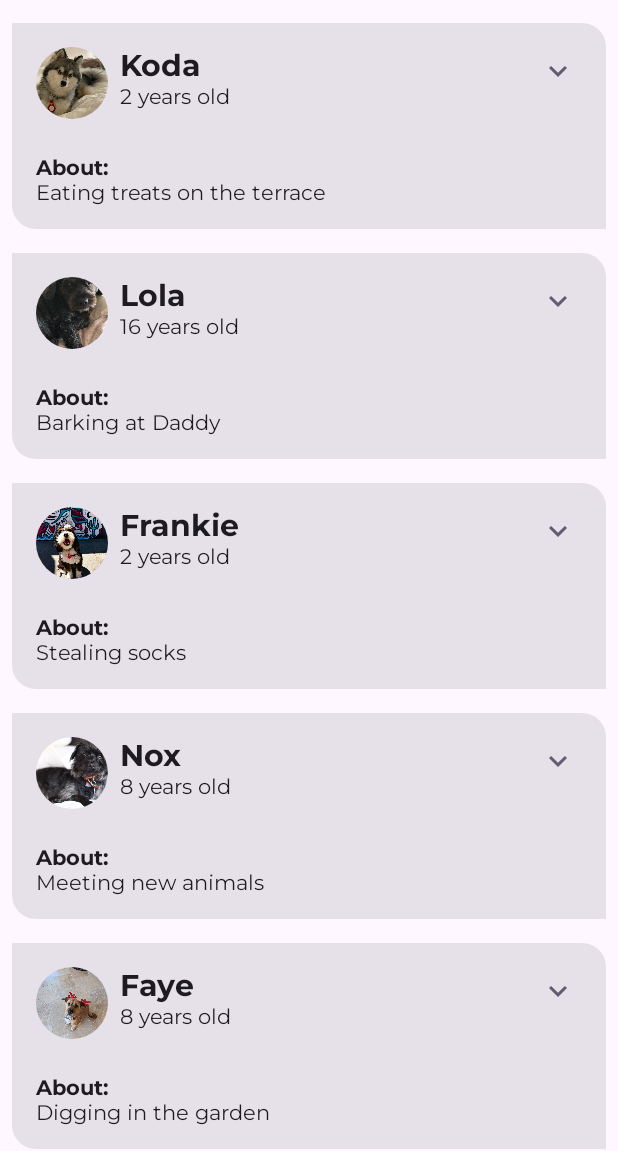
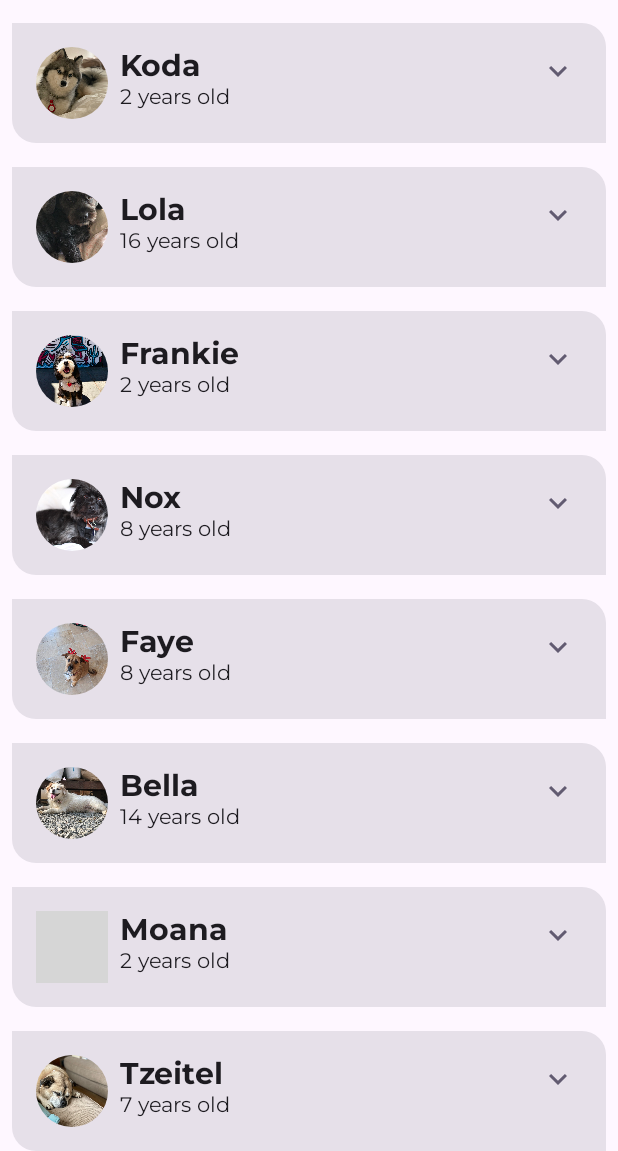
Before and after one commit to NurAsan/WoofApp, an Android app built with Jetpack Compose: the screen it shows after launch (MainActivity), on a phone screen of 412 x 824 dp, the part 85-1236 px from its top. Run offline under Robolectric (Android 15) with nearby library versions, the phone set to English and light mode, and no system bars; grey boxes are pictures that could not be loaded.

Commit message:
Adding Button Action for ExpandLess and ExpandMore

```diff
--- a/app/src/main/java/com/example/woof/MainActivity.kt
+++ b/app/src/main/java/com/example/woof/MainActivity.kt
@@ -16,6 +16,7 @@ import androidx.compose.foundation.layout.size
 import androidx.compose.foundation.lazy.LazyColumn
 import androidx.compose.foundation.lazy.items
 import androidx.compose.material.icons.Icons
+import androidx.compose.material.icons.filled.ExpandLess
 import androidx.compose.material.icons.filled.ExpandMore
 import androidx.compose.material3.Card
 import androidx.compose.material3.CenterAlignedTopAppBar
@@ -106,8 +107,9 @@ fun DogItem(
             DogIcon(dog.imageResourceId)
             DogInformation(dog.name, dog.age)
             Spacer(modifier = Modifier.weight(1f))
-            DogItemButton(expanded = expanded, onClick = { /*TODO*/ })
+            DogItemButton(expanded = expanded, onClick = { expanded = !expanded })
         }
+        if(expanded){
             DogHobby(
                 dog.hobbies,
                 modifier = Modifier.padding(
@@ -119,6 +121,7 @@ fun DogItem(
             )
         }
     }
+}
 
 @Composable
 private fun DogItemButton(
@@ -128,10 +131,9 @@ private fun DogItemButton(
 ){
     IconButton(
         onClick = onClick,
-        modifier = modifier
     ) {
         Icon(
-            imageVector = Icons.Filled.ExpandMore ,
+            imageVector = if (expanded) Icons.Filled.ExpandLess else Icons.Filled.ExpandMore ,
             contentDescription = stringResource(R.string.expand_button_content_description),
             tint = MaterialTheme.colorScheme.secondary
         )
```
Lines whose indentation alone changed are shown as unchanged.
